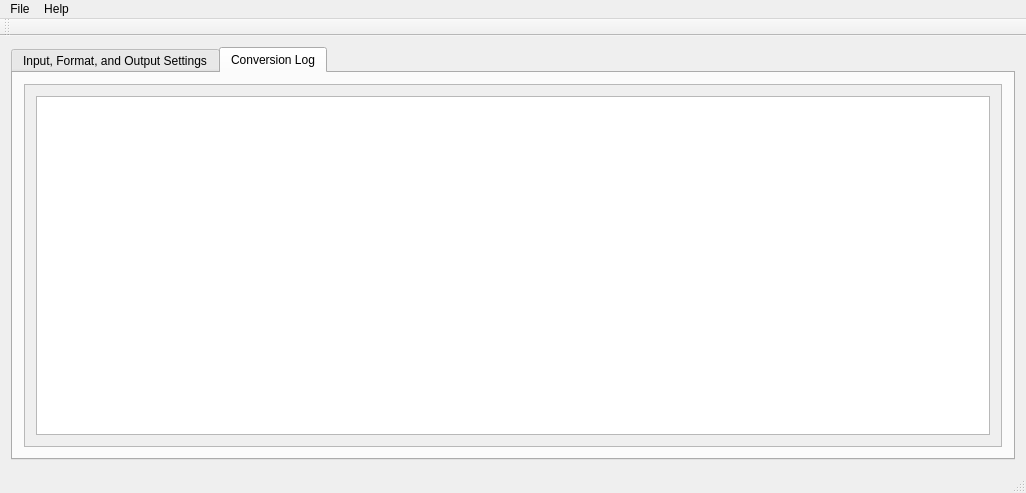
This is QT/PstoeditQtGui/PstoeditQtGui.ui in barak/pstoedit as Qt 5 draws it before an edit. The edited form follows.
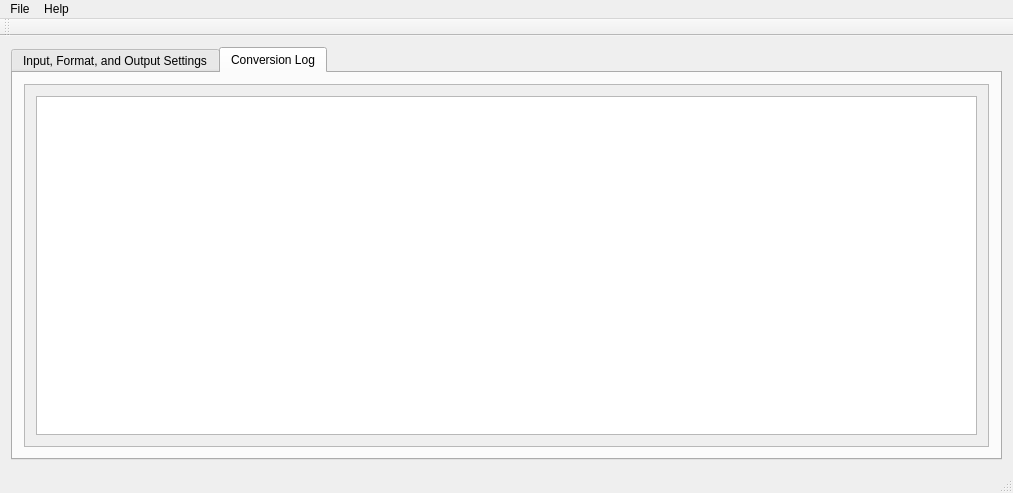
This is the edited form. Icons and pictures are not drawn.

The edit to the form file:
```diff
--- a/QT/PstoeditQtGui/PstoeditQtGui.ui
+++ b/QT/PstoeditQtGui/PstoeditQtGui.ui
@@ -6,7 +6,7 @@
    <rect>
     <x>0</x>
     <y>0</y>
-    <width>1026</width>
+    <width>1013</width>
     <height>490</height>
    </rect>
   </property>
@@ -60,7 +60,7 @@
             <rect>
              <x>0</x>
              <y>0</y>
-             <width>982</width>
+             <width>969</width>
              <height>368</height>
             </rect>
            </property>
@@ -83,7 +83,7 @@
     <rect>
      <x>0</x>
      <y>0</y>
-     <width>1026</width>
+     <width>1013</width>
      <height>22</height>
     </rect>
    </property>
```
Left out of the diff: 6 changed lines with no effect on the pictures.
